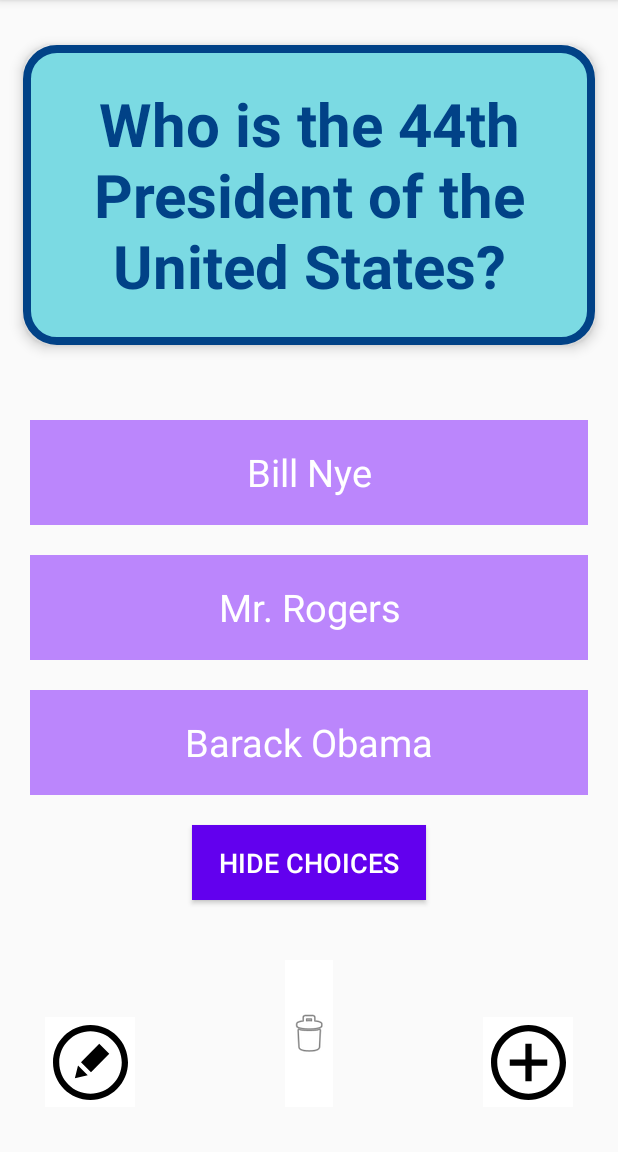
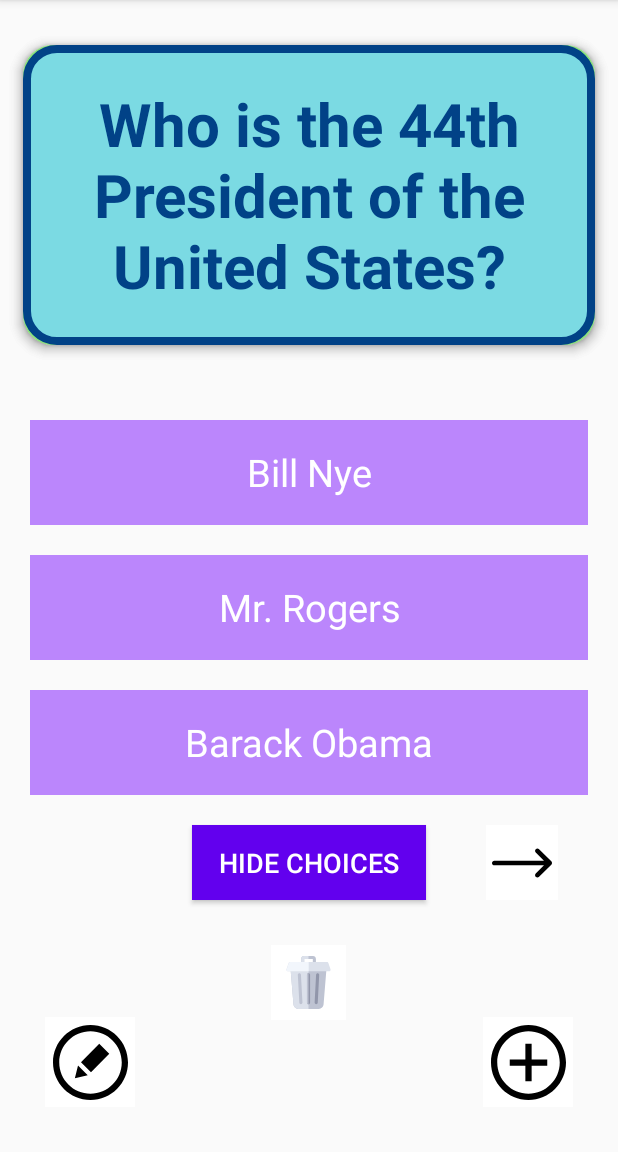
Before and after one commit to hang-m-cao/flashcard, an Android app: the screen it shows after launch (MainActivity), on a phone screen of 412 x 824 dp, the part 84-1236 px from its top. Run offline under Robolectric (Android 15) with nearby library versions, the phone set to English and light mode, and no system bars; our stand-ins replace Room's generated code.

Commit message:
fixed update card

```diff
--- a/app/src/main/java/com/example/flashcard/AddCardActivity.java
+++ b/app/src/main/java/com/example/flashcard/AddCardActivity.java
@@ -15,7 +15,6 @@ import android.widget.Toast;
 import java.util.ArrayList;
 
 public class AddCardActivity extends AppCompatActivity {
-    ArrayList<String> optionText = new ArrayList<>();
 
     @Override
     protected void onCreate(Bundle savedInstanceState) {
@@ -50,13 +49,13 @@ public class AddCardActivity extends AppCompatActivity {
         saveBtn.setOnClickListener(new View.OnClickListener() {
             @Override
             public void onClick(View v) {
-                int emptyIndex = textEmpty(options, optionText);
+                int emptyIndex = textEmpty(options);
                 String questionText = question.getText().toString();
 
                 if(emptyIndex == -1 && !questionText.isEmpty()){
                     Intent intent = new Intent(AddCardActivity.this, MainActivity.class);
                     intent.putExtra("question", questionText);
-                    intent.putExtra("options", optionText);
+                    intent.putExtra("options", getOptionText(options));
                     setResult(RESULT_OK, intent);
                     finish();
                 }
@@ -73,16 +72,20 @@ public class AddCardActivity extends AppCompatActivity {
         });
     }
 
-    private int textEmpty(ArrayList<EditText> text, ArrayList<String> optionText){
+    private int textEmpty(ArrayList<EditText> text){
         for(int i = 0; i < text.size(); i++){
-            String t = text.get(i).getText().toString();
-            if(t.isEmpty()){
+            if(text.get(i).getText().toString().isEmpty()){
                 return i;
-            }
-            else{
-                optionText.add(t);
             }
         }
         return -1;
     }
+
+    private ArrayList<String> getOptionText(ArrayList<EditText> text){
+        ArrayList<String> optionText = new ArrayList<>();
+        for(EditText t : text){
+            optionText.add(t.getText().toString());
+        }
+        return optionText;
+    }
 }
--- a/app/src/main/java/com/example/flashcard/MainActivity.java
+++ b/app/src/main/java/com/example/flashcard/MainActivity.java
@@ -2,15 +2,11 @@ package com.example.flashcard;
 
 import androidx.appcompat.app.AppCompatActivity;
 
-import android.annotation.SuppressLint;
 import android.content.Intent;
 import android.os.Bundle;
 import android.os.Handler;
-import android.os.Parcel;
-import android.os.Parcelable;
 import android.util.Log;
 import android.view.View;
-import android.widget.EditText;
 import android.widget.ImageButton;
 import android.widget.TextView;
 import android.widget.Toast;
@@ -19,7 +15,6 @@ import android.widget.ToggleButton;
 import com.google.android.material.snackbar.Snackbar;
 
 import java.util.ArrayList;
-import java.util.Collections;
 import java.util.List;
 import java.util.Random;
 
@@ -44,9 +39,9 @@ public class MainActivity extends AppCompatActivity {
 
         flashcardDatabase = new FlashcardDatabase(getApplicationContext());
 
-        question = findViewById(R.id.question1);
-        answer = findViewById(R.id.answer1);
-        answerChoice = findViewById(R.id.answer1_choice);
+        question = findViewById(R.id.question_card);
+        answer = findViewById(R.id.answer_card);
+        answerChoice = findViewById(R.id.answer_choice);
         choice1 = findViewById(R.id.choice1);
         choice2 = findViewById(R.id.choice2);
         choicesShow = true;
@@ -65,14 +60,6 @@ public class MainActivity extends AppCompatActivity {
         ImageButton editBtn = findViewById(R.id.edit_button);
         next = findViewById(R.id.next);
         ImageButton delete = findViewById(R.id.delete);
-
-        if(allFlashcards.size() <= 1){
-            next.setVisibility(View.INVISIBLE);
-            if(allFlashcards.size() == 0){
-                flashcardDatabase.initFirstCard();
-                allFlashcards = flashcardDatabase.getAllCards();
-            }
-        }
 
         next.setOnClickListener(new View.OnClickListener() {
             @Override
@@ -137,7 +124,6 @@ public class MainActivity extends AppCompatActivity {
             @Override
             public void onClick(View v) {
                 if(!choicesShow){
-                    answer.setVisibility(View.VISIBLE);
                     question.setVisibility(View.INVISIBLE);
                 }
             }
@@ -147,7 +133,6 @@ public class MainActivity extends AppCompatActivity {
             @Override
             public void onClick(View v) {
                 question.setVisibility(View.VISIBLE);
-                answer.setVisibility(View.INVISIBLE);
             }
         });
 
@@ -191,16 +176,17 @@ public class MainActivity extends AppCompatActivity {
             String new_question = data.getExtras().getString("question");
             ArrayList<String> new_options = data.getExtras().getStringArrayList("options");
             question.setVisibility(View.VISIBLE);
-            answer.setVisibility(View.INVISIBLE);
             if(requestCode == 1){
                 flashcardDatabase.insertCard(new Flashcard(new_question, new_options.get(0), new_options.get(1), new_options.get(2)));
                 display = "New flashcard added!";
-                if(next.getVisibility() == View.INVISIBLE){
+                if(allFlashcards.size() > 1){
                     next.setVisibility(View.VISIBLE);
                 }
             }
             else if (requestCode == 5){
-                flashcardDatabase.updateCard(new Flashcard(new_question, new_options.get(0), new_options.get(1), new_options.get(2)));
+                Flashcard cardToEdit = allFlashcards.get(flashCardIndex);
+                updateCard(cardToEdit, new_question, new_options);
+                flashcardDatabase.updateCard(cardToEdit);
                 display = "Flashcard updated!";
             }
             allFlashcards = flashcardDatabase.getAllCards();
@@ -209,9 +195,17 @@ public class MainActivity extends AppCompatActivity {
     }
 
     private void showCard(){
-        if(allFlashcards.isEmpty()){
-            Intent intent = new Intent(MainActivity.this, AddCardActivity.class);
-            MainActivity.this.startActivityForResult(intent, 1);
+        if(allFlashcards.size() <= 1){
+            next.setVisibility(View.INVISIBLE);
+            if(allFlashcards.isEmpty()){
+//              Intent intent = new Intent(MainActivity.this, AddCardActivity.class);
+//              MainActivity.this.startActivityForResult(intent, 1);
+                flashcardDatabase.initFirstCard();
+                allFlashcards = flashcardDatabase.getAllCards();
+            }
+        }
+        else{
+            next.setVisibility(View.VISIBLE);
         }
 
         if(flashCardIndex > allFlashcards.size() - 1){
@@ -243,4 +237,12 @@ public class MainActivity extends AppCompatActivity {
         return newIndex;
     }
 
+    private void updateCard(Flashcard f, String q, ArrayList<String> options){
+        f.setQuestion(q);
+        f.setAnswer(options.get(0));
+        f.setWrongAnswer1(options.get(1));
+        f.setWrongAnswer2(options.get(2));
+        showCard();
+    }
+
 }
--- /dev/null
+++ b/app/src/main/res/drawable/answer_card.xml
@@ -0,0 +1,6 @@
+<?xml version="1.0" encoding="utf-8"?>
+<shape xmlns:android="http://schemas.android.com/apk/res/android"
+    android:shape="rectangle">
+    <corners android:radius="20dp" />
+    <solid android:color="@color/light_green" />
+</shape>
--- /dev/null
+++ b/app/src/main/res/drawable/ic_delete.xml
@@ -0,0 +1,36 @@
+<vector xmlns:android="http://schemas.android.com/apk/res/android"
+    android:width="35dp"
+    android:height="35dp"
+    android:viewportWidth="512"
+    android:viewportHeight="512">
+  <path
+      android:pathData="m312.645,88.977h-113.063c-8.285,0 -15,-6.715 -15,-15v-45.934c0,-15.461 12.57,-28.043 28.023,-28.043h87.012c15.453,0 28.027,12.582 28.027,28.043v45.934c0,8.285 -6.719,15 -15,15zM214.582,58.977h83.063v-28.977h-83.063zM299.617,30h0.008zM299.617,30"
+      android:fillColor="#bec3d2"/>
+  <path
+      android:pathData="m424.691,122.664c-2.84,-3.078 -6.836,-4.828 -11.023,-4.828h-315.109c-4.188,0 -8.188,1.75 -11.027,4.828 -2.84,3.078 -4.262,7.203 -3.926,11.379l27.125,335.395c1.93,23.867 22.184,42.563 46.105,42.563h198.551c23.926,0 44.176,-18.695 46.105,-42.563l27.125,-335.395c0.34,-4.176 -1.086,-8.301 -3.926,-11.379zM424.691,122.664"
+      android:fillColor="#bec3d2"/>
+  <path
+      android:pathData="m98.559,117.836c-4.188,0 -8.188,1.75 -11.027,4.828 -2.84,3.078 -4.262,7.203 -3.926,11.379l27.125,335.395c1.93,23.867 22.184,42.563 46.105,42.563h99.277v-394.164zM98.559,117.836"
+      android:fillColor="#dce1eb"/>
+  <path
+      android:pathData="m468.453,128.086 l-19.637,-58.855c-2.043,-6.125 -7.773,-10.254 -14.227,-10.254h-356.957c-6.453,0 -12.188,4.129 -14.227,10.254l-19.637,58.855c-1.523,4.574 -0.758,9.605 2.063,13.516 2.816,3.914 7.348,6.23 12.168,6.23h396.223c4.824,0 9.352,-2.316 12.172,-6.23 2.816,-3.91 3.582,-8.941 2.059,-13.516zM468.453,128.086"
+      android:fillColor="#dce1eb"/>
+  <path
+      android:pathData="m330.332,465.977c-0.262,0 -0.523,-0.004 -0.793,-0.02 -8.27,-0.43 -14.629,-7.488 -14.199,-15.762l14.086,-270.398c0.43,-8.273 7.473,-14.641 15.758,-14.199 8.273,0.43 14.629,7.488 14.199,15.762l-14.082,270.398c-0.418,8.008 -7.043,14.219 -14.969,14.219zM330.332,465.977"
+      android:fillColor="#9196aa"/>
+  <path
+      android:pathData="m182.555,465.977c-7.91,0 -14.527,-6.188 -14.961,-14.184l-14.754,-270.398c-0.449,-8.273 5.891,-15.344 14.16,-15.793 8.266,-0.453 15.348,5.887 15.797,14.16l14.75,270.398c0.453,8.273 -5.887,15.344 -14.16,15.793 -0.277,0.016 -0.555,0.023 -0.832,0.023zM182.555,465.977"
+      android:fillColor="#bec3d2"/>
+  <path
+      android:pathData="m256.277,465.977c-8.281,0 -15,-6.715 -15,-15v-270.398c0,-8.285 6.719,-15 15,-15 8.285,0 15,6.715 15,15v270.398c0,8.285 -6.715,15 -15,15zM256.277,465.977"
+      android:fillColor="#9196aa"/>
+  <path
+      android:pathData="m241.277,180.578v270.398c0,8.227 6.629,14.902 14.836,14.992v-300.383c-8.207,0.09 -14.836,6.762 -14.836,14.992zM241.277,180.578"
+      android:fillColor="#bec3d2"/>
+  <path
+      android:pathData="m214.582,58.977v-28.977h41.531v-30h-43.508c-15.453,0 -28.023,12.582 -28.023,28.043v45.934c0,8.285 6.715,15 15,15h56.531v-30zM214.582,58.977"
+      android:fillColor="#dce1eb"/>
+  <path
+      android:pathData="m79.289,58.977c-6.453,0 -12.188,4.129 -14.23,10.254l-19.633,58.855c-1.523,4.574 -0.758,9.605 2.063,13.516 2.816,3.914 7.348,6.23 12.168,6.23h198.109v-88.855zM79.289,58.977"
+      android:fillColor="#f2f6fc"/>
+</vector>
--- /dev/null
+++ b/app/src/main/res/drawable/ic_right_arrow.xml
@@ -0,0 +1,9 @@
+<vector xmlns:android="http://schemas.android.com/apk/res/android"
+    android:width="40dp"
+    android:height="40dp"
+    android:viewportWidth="512"
+    android:viewportHeight="512">
+  <path
+      android:fillColor="#FF000000"
+      android:pathData="M506.134,241.843c-0.006,-0.006 -0.011,-0.013 -0.018,-0.019l-104.504,-104c-7.829,-7.791 -20.492,-7.762 -28.285,0.068c-7.792,7.829 -7.762,20.492 0.067,28.284L443.558,236H20c-11.046,0 -20,8.954 -20,20c0,11.046 8.954,20 20,20h423.557l-70.162,69.824c-7.829,7.792 -7.859,20.455 -0.067,28.284c7.793,7.831 20.457,7.858 28.285,0.068l104.504,-104c0.006,-0.006 0.011,-0.013 0.018,-0.019C513.968,262.339 513.943,249.635 506.134,241.843z"/>
+</vector>
--- a/app/src/main/res/layout/activity_main.xml
+++ b/app/src/main/res/layout/activity_main.xml
@@ -8,28 +8,26 @@
     tools:context=".MainActivity">
 
     <TextView
-        android:id="@+id/answer1"
+        android:id="@+id/answer_card"
         android:layout_width="match_parent"
         android:layout_height="200dp"
         android:layout_marginHorizontal="15dp"
         android:layout_marginTop="30dp"
-        android:background="@drawable/card_background"
-        android:backgroundTint="@color/light_green"
+        android:background="@drawable/answer_card"
         android:elevation="5dp"
         android:gravity="center"
         android:text="@string/answer1"
         android:textColor="@color/black"
         android:textSize="40sp"
-        android:textStyle="bold"
-        android:visibility="invisible" />
+        android:textStyle="bold" />
 
     <TextView
-        android:id="@+id/question1"
+        android:id="@+id/question_card"
         android:layout_width="match_parent"
         android:layout_height="200dp"
         android:layout_marginHorizontal="15dp"
         android:layout_marginTop="30dp"
-        android:background="@drawable/card_background"
+        android:background="@drawable/question_card"
         android:elevation="5dp"
         android:gravity="center"
         android:text="@string/question1"
@@ -41,7 +39,7 @@
         android:id="@+id/choice1"
         android:layout_width="match_parent"
         android:layout_height="70dp"
-        android:layout_below="@id/question1"
+        android:layout_below="@id/question_card"
         android:layout_centerHorizontal="true"
         android:layout_marginHorizontal="20dp"
         android:layout_marginTop="50dp"
@@ -66,7 +64,7 @@
         android:textColor="@color/white"/>
 
     <TextView
-        android:id="@+id/answer1_choice"
+        android:id="@+id/answer_choice"
         android:layout_width="match_parent"
         android:layout_height="70dp"
         android:layout_below="@id/choice2"
@@ -83,7 +81,7 @@
         android:id="@+id/view_choices"
         android:layout_width="156dp"
         android:layout_height="50dp"
-        android:layout_below="@+id/answer1_choice"
+        android:layout_below="@+id/answer_choice"
         android:layout_centerHorizontal="true"
         android:layout_marginTop="20dp"
         android:background="@color/purple_500"
@@ -118,28 +116,24 @@
         android:id="@+id/next"
         android:layout_width="50dp"
         android:layout_height="50dp"
+        android:layout_below="@id/answer_choice"
         android:layout_alignParentEnd="true"
-        android:layout_alignParentBottom="true"
         android:layout_marginStart="40dp"
+        android:layout_marginTop="20dp"
         android:layout_marginEnd="40dp"
-        android:layout_marginBottom="134dp"
-        android:layout_marginTop="20dp"
         android:layout_toEndOf="@+id/view_choices"
         android:background="@color/white"
-        android:rotation="180"
-        app:srcCompat="?attr/actionModeCloseDrawable"
-        android:layout_below="@id/answer1_choice"/>
+        app:srcCompat="@drawable/ic_right_arrow" />
 
     <ImageButton
         android:id="@+id/delete"
-        android:layout_width="wrap_content"
-        android:layout_height="wrap_content"
-        android:layout_alignParentBottom="true"
+        android:layout_width="50dp"
+        android:layout_height="50dp"
+        android:layout_below="@id/view_choices"
         android:layout_centerHorizontal="true"
+        android:layout_marginTop="30dp"
         android:layout_marginBottom="30dp"
-        app:srcCompat="@android:drawable/ic_menu_delete"
         android:background="@color/white"
-        android:layout_below="@id/view_choices"
-        android:layout_marginTop="40dp" />
+        app:srcCompat="@drawable/ic_delete" />
 
 </RelativeLayout>
```
Also changed, not shown: app/src/main/res/drawable/question_card.xml (renamed from app/src/main/res/drawable/card_background.xml).
